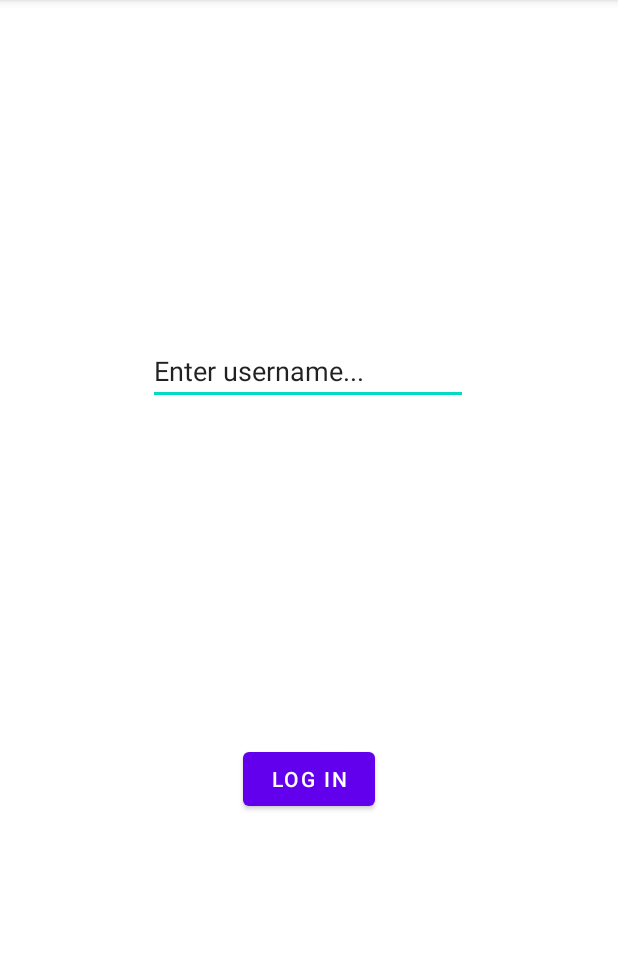
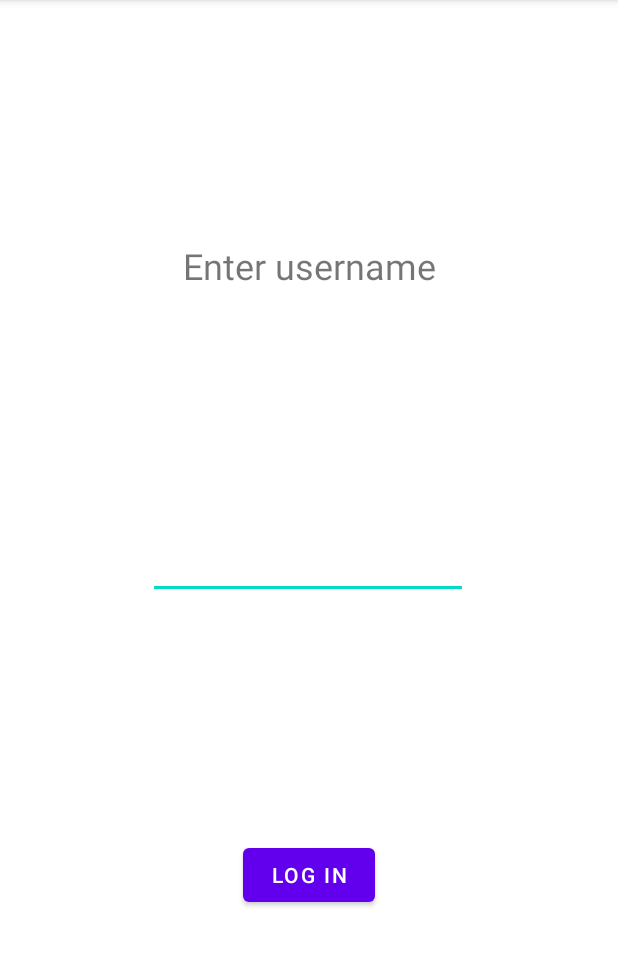
Before and after one commit to bingqianyang1/A7-Stick-It-To-Em-, an Android app: the screen it shows after launch (Login), on a phone screen of 412 x 824 dp, the part 84-1050 px from its top. Run offline under Robolectric (Android 15) with nearby library versions, the phone set to English and light mode, and no system bars; our stand-ins replace Firebase (no records; nobody signed in at launch, a user with empty details on screens opened directly).

```diff
--- a/app/build.gradle
+++ b/app/build.gradle
@@ -1,7 +1,8 @@
 plugins {
     id 'com.android.application'
 }
-
+apply plugin: 'com.android.application'
+apply plugin: 'com.google.gms.google-services'
 android {
     compileSdk 32
 
@@ -29,9 +30,12 @@ android {
 
 dependencies {
 
+    implementation platform('com.google.firebase:firebase-bom:29.2.1')
+    implementation 'com.google.firebase:firebase-analytics'
     implementation 'androidx.appcompat:appcompat:1.4.1'
     implementation 'com.google.android.material:material:1.5.0'
     implementation 'androidx.constraintlayout:constraintlayout:2.1.3'
+    implementation 'com.google.firebase:firebase-database:19.2.1'
     testImplementation 'junit:junit:4.+'
     androidTestImplementation 'androidx.test.ext:junit:1.1.3'
     androidTestImplementation 'androidx.test.espresso:espresso-core:3.4.0'
--- a/app/src/main/java/edu/neu/madcourse/a7_stick_it_to_em/Login.java
+++ b/app/src/main/java/edu/neu/madcourse/a7_stick_it_to_em/Login.java
@@ -9,9 +9,14 @@ import android.widget.Button;
 import android.widget.EditText;
 import android.widget.Toast;
 
+import com.google.firebase.database.DatabaseReference;
+import com.google.firebase.database.FirebaseDatabase;
+
 public class Login extends AppCompatActivity {
     EditText input;
     Button btn;
+    private FirebaseDatabase db = FirebaseDatabase.getInstance();
+    private DatabaseReference reference = db.getReference().child("Users");
     @Override
     protected void onCreate(Bundle savedInstanceState) {
         super.onCreate(savedInstanceState);
@@ -24,6 +29,8 @@ public class Login extends AppCompatActivity {
             @Override
             public void onClick(View view) {
                 Toast.makeText(Login.this, input.getText(),Toast.LENGTH_SHORT).show();
+                User user = new User(input.getText().toString());
+                reference.push().setValue(user);
                 Intent intent = new Intent(getApplicationContext(),MainActivity.class);
                 startActivity(intent);
             }
--- a/app/src/main/res/layout/activity_login.xml
+++ b/app/src/main/res/layout/activity_login.xml
@@ -12,12 +12,12 @@
         android:layout_height="wrap_content"
         android:ems="10"
         android:inputType="textPersonName"
-        android:text="Enter username..."
+        android:text=""
         app:layout_constraintBottom_toTopOf="@+id/login"
         app:layout_constraintEnd_toEndOf="parent"
         app:layout_constraintHorizontal_bias="0.497"
         app:layout_constraintStart_toStartOf="parent"
-        app:layout_constraintTop_toTopOf="parent" />
+        app:layout_constraintTop_toBottomOf="@id/usernameprompt" />
 
     <Button
         android:id="@+id/login"
@@ -28,4 +28,15 @@
         app:layout_constraintEnd_toEndOf="parent"
         app:layout_constraintStart_toStartOf="parent"
         app:layout_constraintTop_toBottomOf="@id/username"/>
+
+    <TextView
+        android:id="@+id/usernameprompt"
+        android:layout_width="wrap_content"
+        android:layout_height="wrap_content"
+        android:text="Enter username"
+        android:textSize="24dp"
+        app:layout_constraintBottom_toTopOf="@+id/username"
+        app:layout_constraintEnd_toEndOf="parent"
+        app:layout_constraintStart_toStartOf="parent"
+        app:layout_constraintTop_toTopOf="parent" />
 </androidx.constraintlayout.widget.ConstraintLayout>
--- a/build.gradle
+++ b/build.gradle
@@ -6,7 +6,7 @@ buildscript {
     }
     dependencies {
         classpath "com.android.tools.build:gradle:7.0.4"
-
+        classpath 'com.google.gms:google-services:4.3.10'
         // NOTE: Do not place your application dependencies here; they belong
         // in the individual module build.gradle files
     }
```
Also changed, not shown: app/src/main/java/edu/neu/madcourse/a7_stick_it_to_em/User.java (added, +31 -0 lines), 1 other file.
